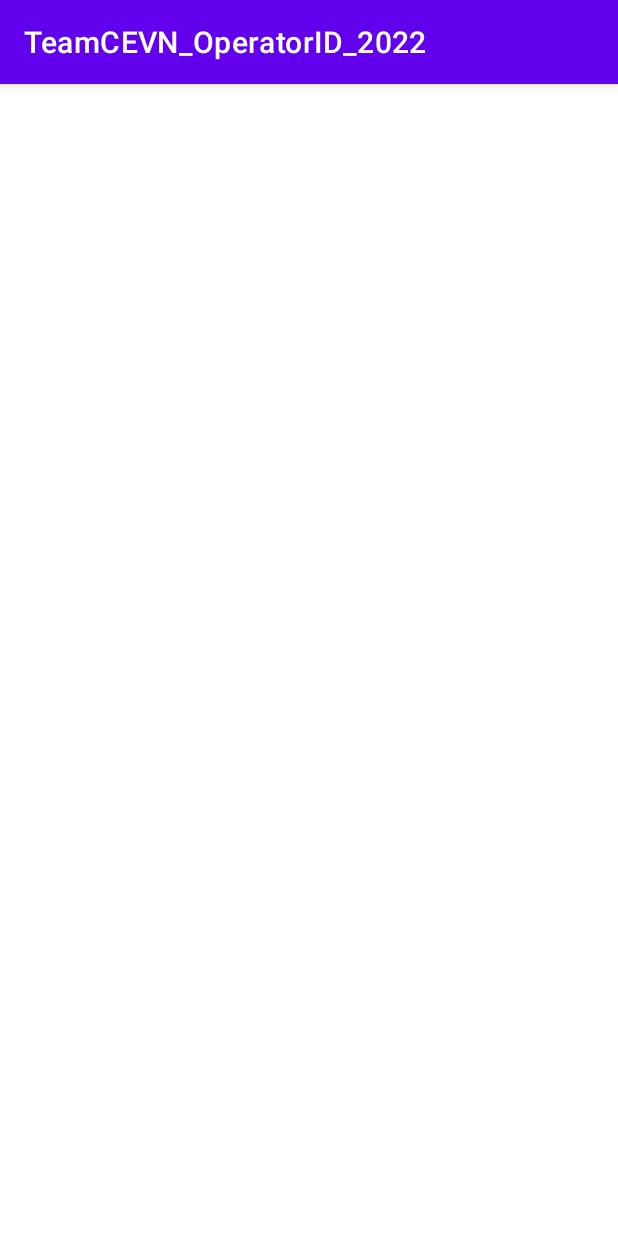
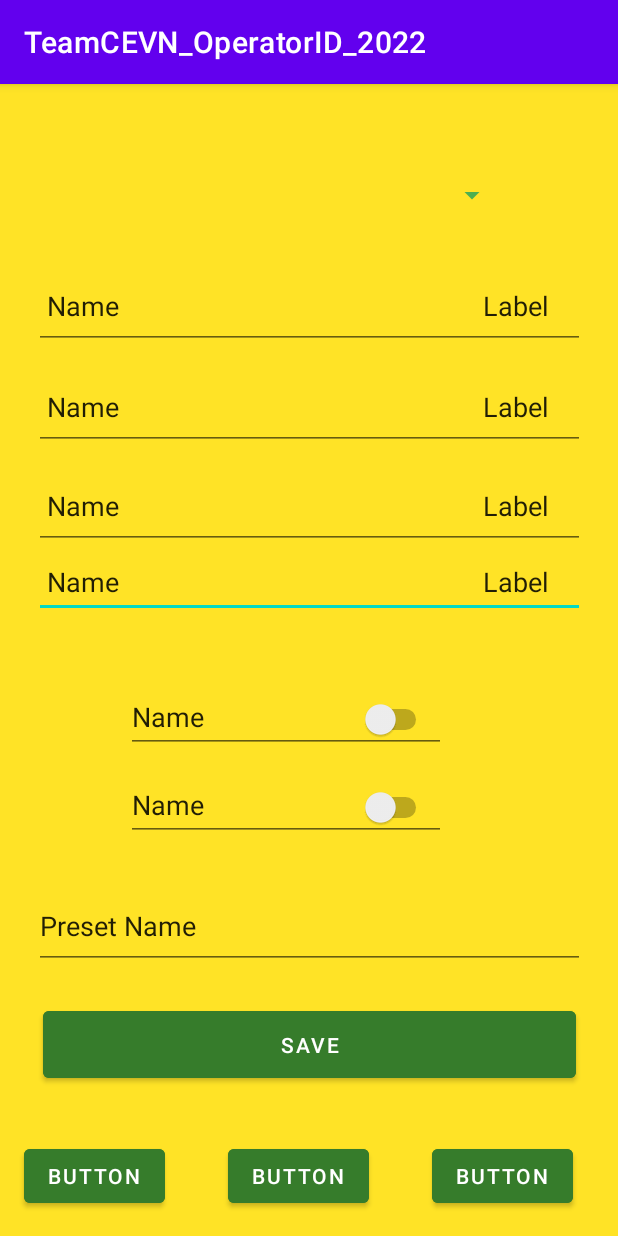
Before and after one commit to BhsSTEM/TeamCEVN_OperatorID_2022, an Android app: the screen it shows after launch (MainActivity), on a phone screen of 412 x 824 dp. Run offline under Robolectric (Android 15) with nearby library versions, the phone set to English and light mode, and no system bars.

Commit message:
fixed all errors

```diff
--- a/app/src/main/res/layout/activity_main.xml
+++ b/app/src/main/res/layout/activity_main.xml
@@ -14,79 +14,81 @@
     <EditText
         android:id="@+id/editTextTextPersonName5"
         android:layout_width="367dp"
-        android:layout_height="42dp"
-        android:layout_marginStart="16dp"
+        android:layout_height="48dp"
+        android:layout_marginBottom="412dp"
         android:ems="10"
         android:inputType="textPersonName"
         android:text=" Name                                                    Label"
-        app:layout_constraintStart_toStartOf="parent"
-        tools:layout_editor_absoluteY="288dp" />
+        app:layout_constraintBottom_toBottomOf="parent"
+        app:layout_constraintEnd_toEndOf="parent"
+        app:layout_constraintStart_toStartOf="parent" />
 
     <EditText
         android:id="@+id/editTextTextPersonName"
         android:layout_width="367dp"
-        android:layout_height="42dp"
-        android:layout_marginStart="16dp"
+        android:layout_height="0dp"
+        android:layout_marginBottom="10dp"
         android:ems="10"
         android:inputType="textPersonName"
         android:text=" Name                                                    Label"
+        android:textAllCaps="false"
+        app:layout_constraintBottom_toTopOf="@+id/editTextTextPersonName2"
+        app:layout_constraintEnd_toEndOf="parent"
         app:layout_constraintStart_toStartOf="parent"
-        tools:layout_editor_absoluteY="111dp" />
+        app:layout_constraintTop_toBottomOf="@+id/spinner2" />
 
     <EditText
         android:id="@+id/editTextTextPersonName9"
         android:layout_width="367dp"
-        android:layout_height="42dp"
-        android:layout_marginStart="16dp"
+        android:layout_height="0dp"
+        android:layout_marginBottom="22dp"
         android:ems="10"
         android:inputType="textPersonName"
         android:text="Preset Name"
+        app:layout_constraintBottom_toTopOf="@+id/button2"
+        app:layout_constraintEnd_toEndOf="parent"
         app:layout_constraintStart_toStartOf="parent"
-        tools:layout_editor_absoluteY="495dp" />
+        app:layout_constraintTop_toBottomOf="@+id/editTextTextPersonName3" />
 
     <EditText
         android:id="@+id/editTextTextPersonName2"
         android:layout_width="367dp"
-        android:layout_height="42dp"
-        android:layout_marginStart="16dp"
+        android:layout_height="0dp"
+        android:layout_marginBottom="9dp"
         android:ems="10"
         android:inputType="textPersonName"
         android:text=" Name                                                    Label"
+        app:layout_constraintBottom_toTopOf="@+id/editTextTextPersonName3"
+        app:layout_constraintEnd_toEndOf="parent"
         app:layout_constraintStart_toStartOf="parent"
-        tools:layout_editor_absoluteY="169dp" />
+        app:layout_constraintTop_toBottomOf="@+id/editTextTextPersonName" />
 
     <EditText
         android:id="@+id/editTextTextPersonName3"
         android:layout_width="367dp"
-        android:layout_height="42dp"
-        android:layout_marginStart="16dp"
+        android:layout_height="0dp"
+        android:layout_marginBottom="223dp"
         android:ems="10"
         android:inputType="textPersonName"
         android:text=" Name                                                    Label"
+        app:layout_constraintBottom_toTopOf="@+id/editTextTextPersonName9"
+        app:layout_constraintEnd_toEndOf="parent"
         app:layout_constraintStart_toStartOf="parent"
-        tools:layout_editor_absoluteY="226dp" />
-
-    <EditText
-        android:id="@+id/editTextTextPersonName4"
-        android:layout_marginStart="16dp"
-        android:ems="10"
-        android:inputType="textPersonName"
-        android:text=" Name                                                    Label"
-        app:layout_constraintBottom_toBottomOf="parent"
-        app:layout_constraintStart_toStartOf="parent"
-        app:layout_constraintTop_toTopOf="parent" />
+        app:layout_constraintTop_toBottomOf="@+id/editTextTextPersonName2" />
 
     <EditText
         android:id="@+id/editTextTextPersonName6"
         android:layout_width="wrap_content"
         android:layout_height="wrap_content"
+        android:layout_marginStart="84dp"
         android:ems="10"
         android:inputType="textPersonName"
+        android:minHeight="48dp"
         android:text="Name"
         app:layout_constraintBottom_toBottomOf="parent"
+        app:layout_constraintStart_toStartOf="parent"
         app:layout_constraintTop_toTopOf="parent"
-        app:layout_constraintVertical_bias="0.553"
-        tools:layout_editor_absoluteX="84dp" />
+        app:layout_constraintVertical_bias="0.553" />
 
     <EditText
         android:id="@+id/editTextTextPersonName8"
@@ -94,35 +96,44 @@
         android:layout_height="wrap_content"
         android:ems="10"
         android:inputType="textPersonName"
+        android:minHeight="48dp"
         android:text="Name"
         app:layout_constraintBottom_toBottomOf="parent"
+        app:layout_constraintStart_toStartOf="@+id/editTextTextPersonName6"
         app:layout_constraintTop_toTopOf="parent"
-        app:layout_constraintVertical_bias="0.634"
-        tools:layout_editor_absoluteX="84dp" />
+        app:layout_constraintVertical_bias="0.634" />
 
     <Switch
         android:id="@+id/switch1"
         android:layout_width="wrap_content"
         android:layout_height="wrap_content"
-        tools:layout_editor_absoluteX="237dp"
-        tools:layout_editor_absoluteY="388dp" />
+        android:layout_marginEnd="9dp"
+        android:minWidth="48dp"
+        android:minHeight="48dp"
+        app:layout_constraintBaseline_toBaselineOf="@+id/editTextTextPersonName6"
+        app:layout_constraintEnd_toEndOf="@+id/editTextTextPersonName6" />
 
     <Switch
         android:id="@+id/switch2"
         android:layout_width="wrap_content"
         android:layout_height="wrap_content"
-        tools:layout_editor_absoluteX="237dp"
-        tools:layout_editor_absoluteY="442dp" />
+        android:layout_marginEnd="9dp"
+        android:minWidth="48dp"
+        android:minHeight="48dp"
+        app:layout_constraintBaseline_toBaselineOf="@+id/editTextTextPersonName8"
+        app:layout_constraintEnd_toEndOf="@+id/editTextTextPersonName8" />
 
     <Button
         android:id="@+id/button2"
-        android:layout_width="389dp"
-        android:layout_height="64dp"
-        android:backgroundTint="@color/black"
+        android:layout_width="355dp"
+        android:layout_height="0dp"
+        android:layout_marginBottom="35dp"
+        android:backgroundTint="#FF367C2B"
         android:text="Save"
+        app:layout_constraintBottom_toTopOf="@+id/button5"
         app:layout_constraintEnd_toEndOf="parent"
         app:layout_constraintStart_toStartOf="parent"
-        tools:layout_editor_absoluteY="567dp" />
+        app:layout_constraintTop_toBottomOf="@+id/editTextTextPersonName9" />
 
     <Button
         android:id="@+id/button5"
@@ -133,7 +144,8 @@
         android:backgroundTint="#367c2b"
         android:text="Button"
         app:layout_constraintBottom_toBottomOf="parent"
-        app:layout_constraintStart_toStartOf="parent" />
+        app:layout_constraintStart_toStartOf="parent"
+        app:layout_constraintTop_toBottomOf="@+id/button2" />
 
     <Button
         android:id="@+id/button6"
@@ -150,21 +162,28 @@
         android:id="@+id/button7"
         android:layout_width="wrap_content"
         android:layout_height="wrap_content"
-        android:layout_marginStart="156dp"
         android:layout_marginBottom="16dp"
         android:backgroundTint="#367c2b"
         android:text="Button"
         app:layout_constraintBottom_toBottomOf="parent"
-        app:layout_constraintStart_toStartOf="parent" />
+        app:layout_constraintEnd_toStartOf="@+id/button6"
+        app:layout_constraintStart_toEndOf="@+id/button5" />
 
     <Spinner
         android:id="@+id/spinner2"
         android:layout_width="265dp"
-        android:layout_height="34dp"
-        android:layout_marginEnd="84dp"
+        android:layout_height="0dp"
+        android:layout_marginTop="46dp"
+        android:layout_marginBottom="17dp"
+        android:backgroundTint="#4CAF50"
+        android:contentDescription="@string/app_name"
+        android:fadingEdge="horizontal|vertical"
         android:outlineProvider="none"
+        android:requiresFadingEdge="vertical"
         android:spinnerMode="dropdown"
+        app:layout_constraintBottom_toTopOf="@+id/editTextTextPersonName"
         app:layout_constraintEnd_toEndOf="parent"
-        tools:layout_editor_absoluteY="38dp" />
+        app:layout_constraintStart_toStartOf="parent"
+        app:layout_constraintTop_toTopOf="parent" />
 
 </androidx.constraintlayout.widget.ConstraintLayout>
```
